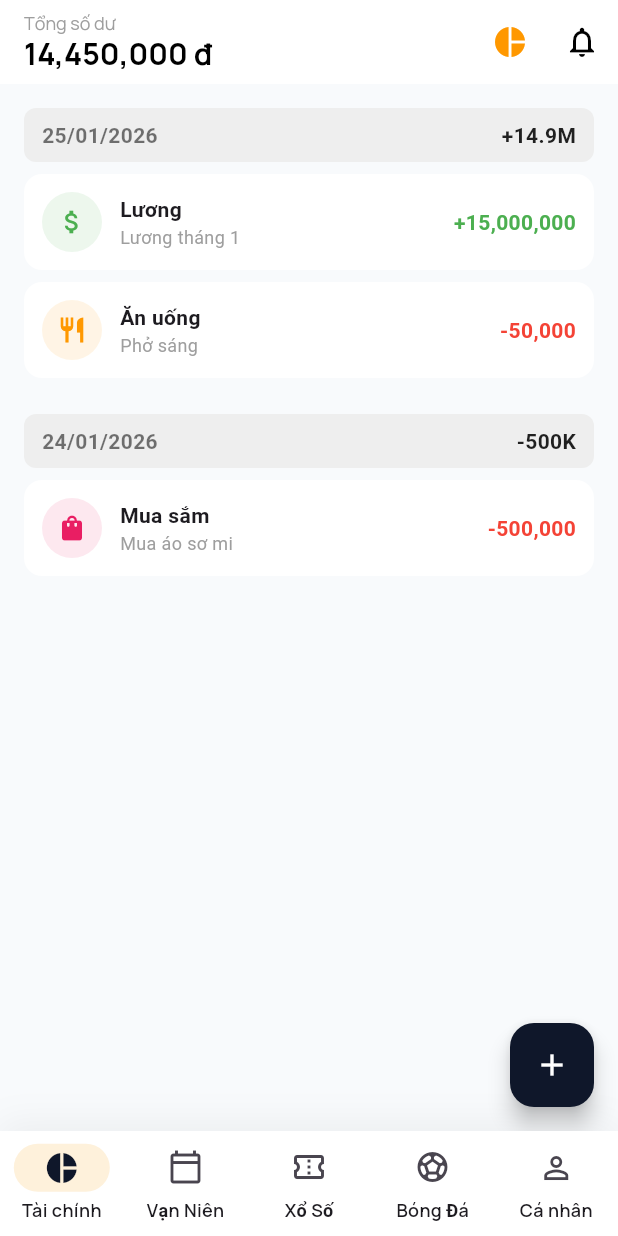
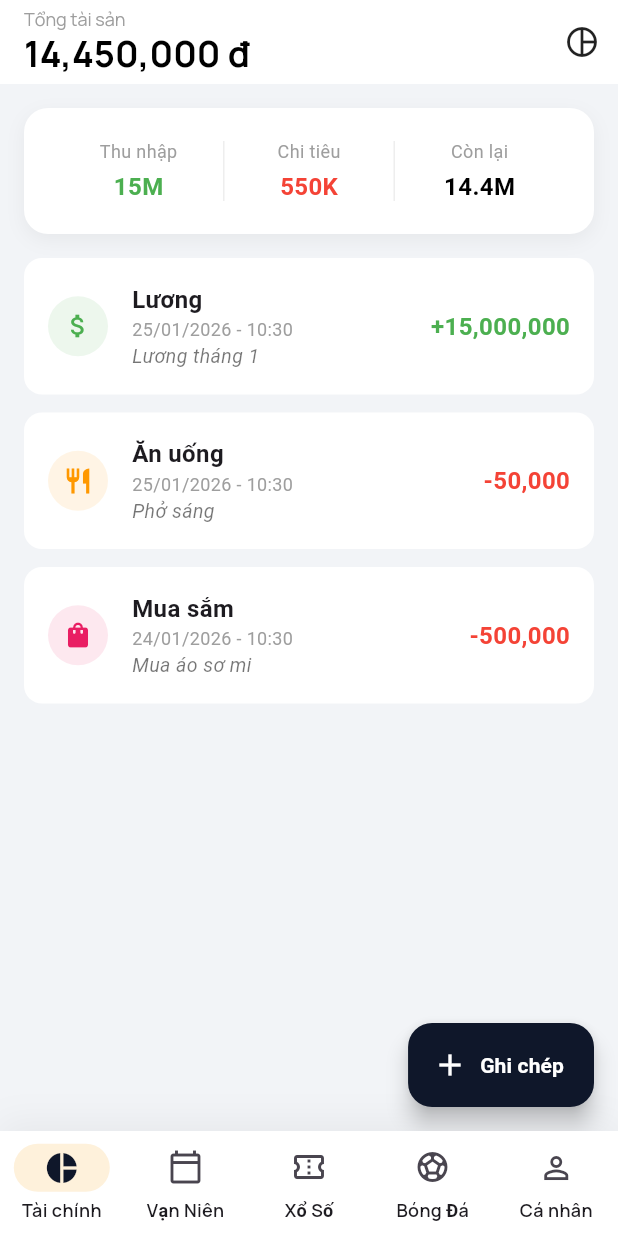
Before and after one commit to nguyenhau031993/aia_master, a Flutter app: the screen it shows after launch, on a phone screen of 412 x 824 dp. Run offline on Flutter 3.47's test engine with Material 3 defaults, Android fonts, the phone set to English and light mode, and no system bars; our stand-ins replace google_fonts; statements that could not run were skipped.

Commit message:
Update finance_home_screen.dart

```diff
--- a/lib/finance/screens/finance_home_screen.dart
+++ b/lib/finance/screens/finance_home_screen.dart
@@ -13,104 +13,101 @@ class FinanceHomeScreen extends StatefulWidget {
 }
 
 class _FinanceHomeScreenState extends State<FinanceHomeScreen> {
+  // Hàm tính tổng số dư
+  double get _totalBalance => FinanceData.transactions.fold(0, (sum, item) {
+    return sum + (item.category.type == TransactionType.income ? item.amount : -item.amount);
+  });
 
-  // Hàm tính lại tổng tiền khi quay lại màn hình này
-  void _refreshData() {
-    setState(() {}); // Rebuild lại widget để cập nhật danh sách
-  }
+  // Hàm tính tổng thu/chi tháng này
+  double get _monthIncome => FinanceData.transactions
+      .where((t) => t.category.type == TransactionType.income && t.date.month == DateTime.now().month)
+      .fold(0, (sum, item) => sum + item.amount);
+
+  double get _monthExpense => FinanceData.transactions
+      .where((t) => t.category.type == TransactionType.expense && t.date.month == DateTime.now().month)
+      .fold(0, (sum, item) => sum + item.amount);
 
   @override
   Widget build(BuildContext context) {
-    // Tính tổng số dư hiện tại
-    double balance = 0;
-    for (var t in FinanceData.transactions) {
-      if (t.category.type == TransactionType.income) balance += t.amount;
-      else balance -= t.amount;
-    }
-
-    // Nhóm giao dịch theo ngày
-    Map<String, List<Transaction>> groupedTransactions = {};
-    for (var t in FinanceData.transactions) {
-      String dateKey = DateFormat('dd/MM/yyyy').format(t.date);
-      if (groupedTransactions[dateKey] == null) groupedTransactions[dateKey] = [];
-      groupedTransactions[dateKey]!.add(t);
-    }
-
     return Scaffold(
-      backgroundColor: const Color(0xFFF8FAFC),
+      backgroundColor: const Color(0xFFF2F4F7), // Màu nền xám nhẹ chuẩn App Tài chính
       appBar: AppBar(
         backgroundColor: Colors.white,
         elevation: 0,
         title: Column(
           crossAxisAlignment: CrossAxisAlignment.start,
           children: [
-            Text("Tổng số dư", style: GoogleFonts.manrope(color: Colors.grey, fontSize: 12)),
-            Text("${NumberFormat('#,###').format(balance)} đ", style: GoogleFonts.manrope(color: Colors.black, fontWeight: FontWeight.bold, fontSize: 20)),
+            Text("Tổng tài sản", style: GoogleFonts.manrope(color: Colors.grey, fontSize: 12)),
+            Text("${NumberFormat('#,###').format(_totalBalance)} đ",
+              style: GoogleFonts.manrope(color: Colors.black, fontWeight: FontWeight.bold, fontSize: 24)),
           ],
         ),
         actions: [
           IconButton(
-            icon: const Icon(Icons.pie_chart, color: Colors.orange),
-            onPressed: () => Navigator.push(context, MaterialPageRoute(builder: (context) => const FinanceReportScreen())),
-          ),
-          IconButton(
-            icon: const Icon(Icons.notifications_none, color: Colors.black),
-            onPressed: () {},
-          )
-        ],
-      ),
-      body: ListView.builder(
-        padding: const EdgeInsets.all(16),
-        itemCount: groupedTransactions.keys.length,
-        itemBuilder: (context, index) {
-          String dateStr = groupedTransactions.keys.elementAt(index);
-          List<Transaction> dayTxs = groupedTransactions[dateStr]!;
-
-          // Tính tổng thu chi trong ngày
-          double dayIncome = 0;
-          double dayExpense = 0;
-          for(var t in dayTxs) {
-            if(t.category.type == TransactionType.income) dayIncome += t.amount;
-            else dayExpense += t.amount;
-          }
-
-          return Column(
-            children: [
-              // Header Ngày
-              Container(
-                padding: const EdgeInsets.symmetric(horizontal: 12, vertical: 8),
-                decoration: BoxDecoration(color: Colors.grey[200], borderRadius: BorderRadius.circular(8)),
-                child: Row(
-                  mainAxisAlignment: MainAxisAlignment.spaceBetween,
-                  children: [
-                    Text(dateStr, style: const TextStyle(fontWeight: FontWeight.bold, color: Colors.black54)),
-                    Text(
-                      "${dayIncome > 0 ? '+' : ''}${NumberFormat.compact().format(dayIncome - dayExpense)}",
-                      style: const TextStyle(fontWeight: FontWeight.bold, color: Colors.black87)
+            icon: const Icon(Icons.pie_chart_outline, color: Colors.black87),
+            tooltip: "Xem báo cáo",
+            onPressed: () {
+              Navigator.push(context, MaterialPageRoute(builder: (context) => const FinanceReportScreen()));
+            },
           ),
         ],
       ),
+      body: Column(
+        children: [
+          // 1. Thẻ Tóm tắt tình hình thu chi (Giống MISA)
+          Container(
+            margin: const EdgeInsets.all(16),
+            padding: const EdgeInsets.all(20),
+            decoration: BoxDecoration(
+              color: Colors.white,
+              borderRadius: BorderRadius.circular(16),
+              boxShadow: [BoxShadow(color: Colors.black.withOpacity(0.05), blurRadius: 10, offset: const Offset(0, 4))],
             ),
-              const SizedBox(height: 8),
+            child: Row(
+              children: [
+                Expanded(child: _buildSummaryItem("Thu nhập", _monthIncome, Colors.green)),
+                Container(width: 1, height: 40, color: Colors.grey[200]),
+                Expanded(child: _buildSummaryItem("Chi tiêu", _monthExpense, Colors.red)),
+                Container(width: 1, height: 40, color: Colors.grey[200]),
+                Expanded(child: _buildSummaryItem("Còn lại", _monthIncome - _monthExpense, Colors.black)),
+              ],
+            ),
+          ),
 
-              // List Giao dịch trong ngày
-              ...dayTxs.map((tx) => Container(
-                margin: const EdgeInsets.only(bottom: 8),
-                padding: const EdgeInsets.all(12),
-                decoration: BoxDecoration(color: Colors.white, borderRadius: BorderRadius.circular(12)),
+          // 2. Danh sách giao dịch gần đây
+          Expanded(
+            child: ListView.builder(
+              padding: const EdgeInsets.symmetric(horizontal: 16),
+              itemCount: FinanceData.transactions.length,
+              itemBuilder: (context, index) {
+                final tx = FinanceData.transactions[index];
+                return GestureDetector(
+                  onTap: () {
+                    // Xử lý khi bấm vào giao dịch (Hiện chi tiết)
+                    _showTransactionDetail(tx);
+                  },
+                  child: Container(
+                    margin: const EdgeInsets.only(bottom: 12),
+                    padding: const EdgeInsets.all(16),
+                    decoration: BoxDecoration(
+                      color: Colors.white,
+                      borderRadius: BorderRadius.circular(12),
+                    ),
                     child: Row(
                       children: [
                         CircleAvatar(
                           backgroundColor: tx.category.color.withOpacity(0.1),
                           child: Icon(tx.category.icon, color: tx.category.color, size: 20),
                         ),
-                    const SizedBox(width: 12),
+                        const SizedBox(width: 16),
                         Expanded(
                           child: Column(
                             crossAxisAlignment: CrossAxisAlignment.start,
                             children: [
-                          Text(tx.category.name, style: const TextStyle(fontWeight: FontWeight.bold)),
-                          if(tx.note.isNotEmpty) Text(tx.note, style: const TextStyle(color: Colors.grey, fontSize: 12)),
+                              Text(tx.category.name, style: const TextStyle(fontWeight: FontWeight.bold, fontSize: 16)),
+                              Text(DateFormat('dd/MM/yyyy - HH:mm').format(tx.date), style: const TextStyle(color: Colors.grey, fontSize: 12)),
+                              if (tx.note.isNotEmpty)
+                                Text(tx.note, style: const TextStyle(color: Colors.black54, fontSize: 13, fontStyle: FontStyle.italic)),
                             ],
                           ),
                         ),
@@ -118,28 +115,71 @@ class _FinanceHomeScreenState extends State<FinanceHomeScreen> {
                           "${tx.category.type == TransactionType.income ? '+' : '-'}${NumberFormat('#,###').format(tx.amount)}",
                           style: TextStyle(
                             fontWeight: FontWeight.bold,
+                            fontSize: 16,
                             color: tx.category.type == TransactionType.income ? Colors.green : Colors.red
                           ),
                         ),
                       ],
                     ),
-              )).toList(),
-              const SizedBox(height: 16),
-            ],
+                  ),
                 );
               },
             ),
-      floatingActionButton: FloatingActionButton(
+          ),
+        ],
+      ),
+
+      // Nút Thêm Giao Dịch (To, Nổi bật)
+      floatingActionButton: FloatingActionButton.extended(
+        onPressed: () async {
+          await Navigator.push(context, MaterialPageRoute(builder: (context) => const AddTransactionScreen()));
+          setState(() {}); // Cập nhật lại màn hình khi quay về
+        },
         backgroundColor: const Color(0xFF0F172A),
-        child: const Icon(Icons.add, color: Colors.white),
-        onPressed: () async {
-          // Mở màn hình Thêm và chờ kết quả
-          final result = await Navigator.push(
-            context,
-            MaterialPageRoute(builder: (context) => const AddTransactionScreen())
+        icon: const Icon(Icons.add, color: Colors.white),
+        label: const Text("Ghi chép", style: TextStyle(color: Colors.white, fontWeight: FontWeight.bold)),
+      ),
     );
-          if (result == true) _refreshData(); // Load lại list nếu có thêm mới
-        },
+  }
+
+  Widget _buildSummaryItem(String label, double value, Color color) {
+    return Column(
+      children: [
+        Text(label, style: const TextStyle(color: Colors.grey, fontSize: 12)),
+        const SizedBox(height: 4),
+        Text(NumberFormat.compact().format(value), style: TextStyle(color: color, fontWeight: FontWeight.bold, fontSize: 16)),
+      ],
+    );
+  }
+
+  void _showTransactionDetail(Transaction tx) {
+    showModalBottomSheet(
+      context: context,
+      shape: const RoundedRectangleBorder(borderRadius: BorderRadius.vertical(top: Radius.circular(20))),
+      builder: (context) => Container(
+        padding: const EdgeInsets.all(20),
+        height: 250,
+        child: Column(
+          children: [
+            Container(width: 40, height: 4, color: Colors.grey[300], margin: const EdgeInsets.only(bottom: 20)),
+            Text("Chi tiết giao dịch", style: GoogleFonts.manrope(fontSize: 18, fontWeight: FontWeight.bold)),
+            const SizedBox(height: 20),
+            Row(mainAxisAlignment: MainAxisAlignment.spaceBetween, children: [
+              const Text("Số tiền:"),
+              Text("${NumberFormat('#,###').format(tx.amount)} đ", style: TextStyle(color: tx.category.color, fontWeight: FontWeight.bold, fontSize: 20)),
+            ]),
+            const SizedBox(height: 12),
+            Row(mainAxisAlignment: MainAxisAlignment.spaceBetween, children: [
+              const Text("Hạng mục:"),
+              Row(children: [Icon(tx.category.icon, size: 16), const SizedBox(width: 8), Text(tx.category.name)]),
+            ]),
+            const SizedBox(height: 12),
+            Row(mainAxisAlignment: MainAxisAlignment.spaceBetween, children: [
+              const Text("Ghi chú:"),
+              Text(tx.note.isEmpty ? "Không có" : tx.note),
+            ]),
+          ],
+        ),
       ),
     );
   }
```
Lines whose indentation alone changed are shown as unchanged.
